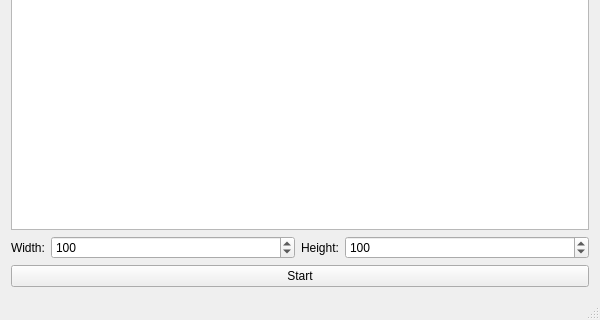
First picture: the form in picmainwindow.ui, repository georgy-schukin/pic-sym, before the edit; both pictures show x 0 to 600 and y 280 to 600 of the 600 by 600 pixel window.
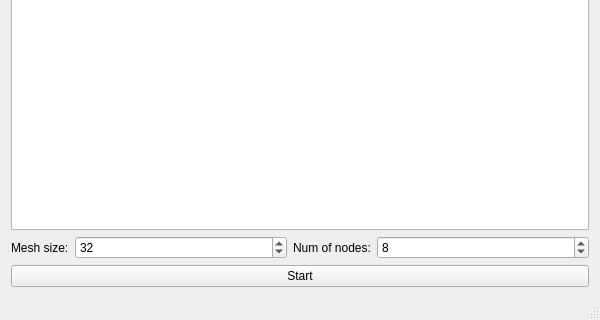
Second picture: the form after the edit.

```diff
--- a/picmainwindow.ui
+++ b/picmainwindow.ui
@@ -41,7 +41,7 @@
          </sizepolicy>
         </property>
         <property name="text">
-         <string>Width:</string>
+         <string>Mesh size:</string>
         </property>
        </widget>
       </item>
@@ -54,7 +54,7 @@
          <number>10000</number>
         </property>
         <property name="value">
-         <number>100</number>
+         <number>32</number>
         </property>
        </widget>
       </item>
@@ -67,7 +67,7 @@
          </sizepolicy>
         </property>
         <property name="text">
-         <string>Height:</string>
+         <string>Num of nodes:</string>
         </property>
        </widget>
       </item>
@@ -80,7 +80,7 @@
          <number>10000</number>
         </property>
         <property name="value">
-         <number>100</number>
+         <number>8</number>
         </property>
        </widget>
       </item>
```
Left out of the diff: 10 changed lines with no effect on the pictures.
